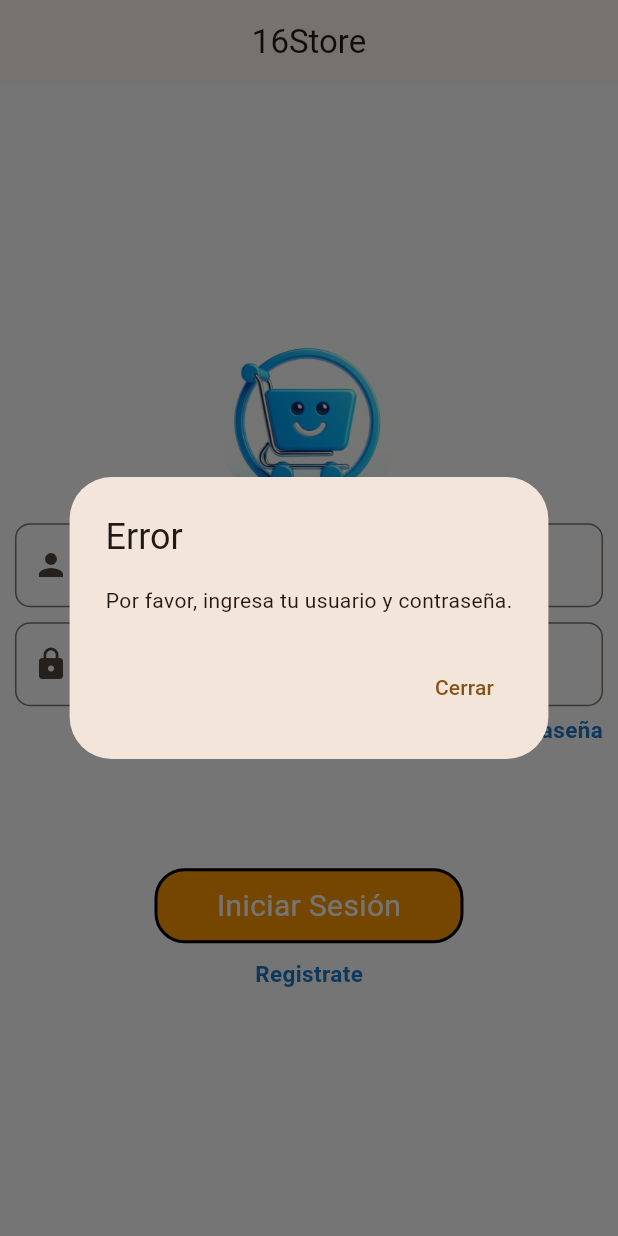
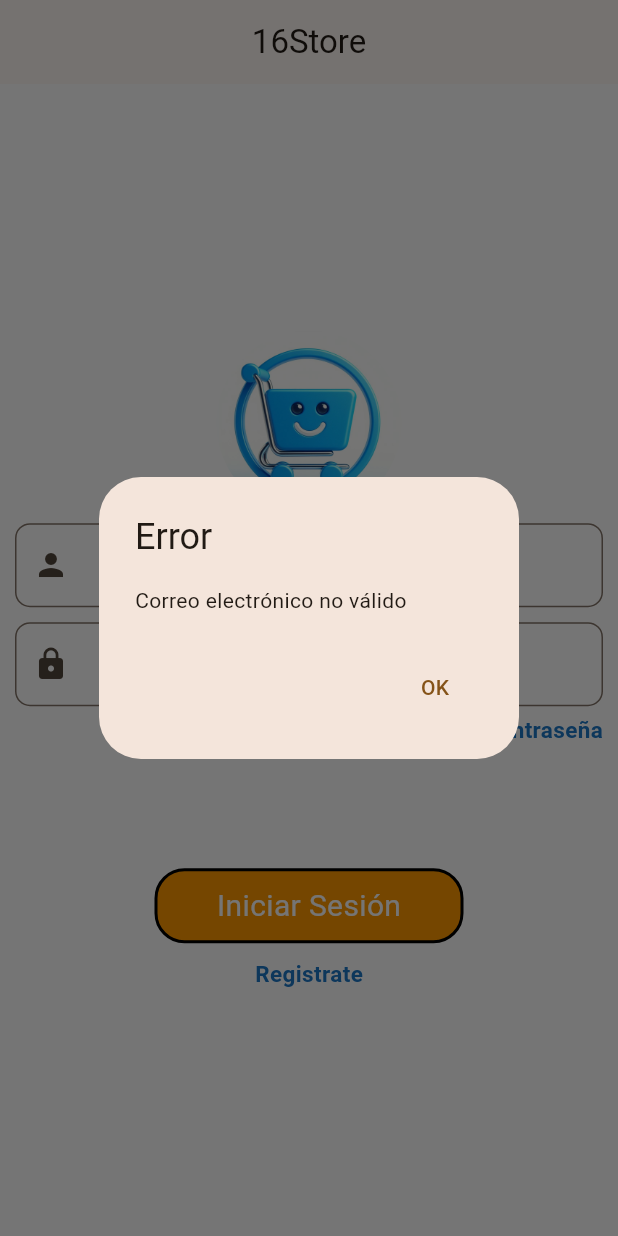
Before and after one commit to alexisollwell/16store, a Flutter app: the screen it shows after launch, after a tap on "Iniciar Sesión", on a phone screen of 412 x 824 dp. Run offline on Flutter 3.47's test engine with Material 3 defaults, Android fonts, the phone set to English and light mode, and no system bars; accounts and stored records are empty.

Commit message:
Se agrego la validacion del login tanto como correo como contraseña

```diff
--- a/lib/views/login/login_design.dart
+++ b/lib/views/login/login_design.dart
@@ -2,6 +2,73 @@ import 'package:flutter/material.dart';
 import 'package:store/components/boton_chido.dart';
 import 'package:store/constants.dart';
 
+class LoginLogic {
+  final TextEditingController usernameController = TextEditingController();
+  final TextEditingController passwordController = TextEditingController();
+
+  void handleLogin(BuildContext context) {
+    final email = usernameController.text;
+    final password = passwordController.text;
+
+    if (!_isValidEmail(email)) {
+      _showErrorDialog(context, 'Correo electrónico no válido');
+      return;
+    }
+
+    if (password.isEmpty) {
+      _showErrorDialog(context, 'La contraseña no puede estar vacía');
+      return;
+    }
+
+    // Aquí iría la lógica para manejar el inicio de sesión, por ejemplo, autenticarse con un servidor.
+    _showSuccessDialog(context, 'Inicio de sesión exitoso');
+  }
+
+  bool _isValidEmail(String email) {
+    final emailRegex = RegExp(r'^[^@\s]+@[^@\s]+\.[^@\s]+$');
+    return emailRegex.hasMatch(email);
+  }
+
+  void _showErrorDialog(BuildContext context, String message) {
+    showDialog(
+      context: context,
+      builder: (context) {
+        return AlertDialog(
+          title: Text('Error'),
+          content: Text(message),
+          actions: <Widget>[
+            TextButton(
+              child: Text('OK'),
+              onPressed: () {
+                Navigator.of(context).pop();
+              },
+            ),
+          ],
+        );
+      },
+    );
+  }
+
+  void _showSuccessDialog(BuildContext context, String message) {
+    showDialog(
+      context: context,
+      builder: (context) {
+        return AlertDialog(
+          title: Text('Éxito'),
+          content: Text(message),
+          actions: <Widget>[
+            TextButton(
+              child: Text('OK'),
+              onPressed: () {
+                Navigator.of(context).pop();
+              },
+            ),
+          ],
+        );
+      },
+    );
+  }
+}
 
 class LoginTextfield extends StatelessWidget {
   final IconData icon;
@@ -38,7 +105,6 @@ class LoginTextfield extends StatelessWidget {
   }
 }
 
-
 class LoginDesign extends StatefulWidget {
   const LoginDesign({super.key});
 
@@ -47,63 +113,19 @@ class LoginDesign extends StatefulWidget {
 }
 
 class _LoginDesignState extends State<LoginDesign> {
-  final TextEditingController _usernameController = TextEditingController();
-  final TextEditingController _passwordController = TextEditingController();
+  late LoginLogic logic;
+
+  @override
+  void initState() {
+    logic = LoginLogic();
+    super.initState();
+  }
 
   @override
   void dispose() {
-    _usernameController.dispose();
-    _passwordController.dispose();
+    logic.usernameController.dispose();
+    logic.passwordController.dispose();
     super.dispose();
-  }
-
-  void _handleLogin() {
-    String username = _usernameController.text;
-    String password = _passwordController.text;
-
-    // Lógica de inicio de sesión (simulada)
-    if (username.isNotEmpty && password.isNotEmpty) {
-      // Mostrar diálogo de bienvenida
-      showDialog(
-        context: context,
-        builder: (BuildContext context) {
-          return AlertDialog(
-            title: Text('Bienvenido'),
-            content: Text('Hola, $username!'),
-            actions: <Widget>[
-              TextButton(
-                child: Text('Cerrar'),
-                onPressed: () {
-                  Navigator.of(context).pop();
-                },
-              ),
-            ],
-          );
-        },
-      );
-    } else {
-      // Mostrar diálogo de error si los campos están vacíos
-      showDialog(
-        context: context,
-        builder: (BuildContext context) {
-          return AlertDialog(
-            title: Text('Error'),
-            content: Text('Por favor, ingresa tu usuario y contraseña.'),
-            actions: <Widget>[
-              TextButton(
-                child: Text('Cerrar'),
-                onPressed: () {
-                  Navigator.of(context).pop();
-                },
-              ),
-            ],
-          );
-        },
-      );
-    }
-
-    print("Username: $username");
-    print("Password: $password");
   }
 
   @override
@@ -114,7 +136,6 @@ class _LoginDesignState extends State<LoginDesign> {
         title: const Text("16Store"),
         centerTitle: true,
       ),
-
       body: LayoutBuilder(
         builder: (_, constraints) {
           return Column(
@@ -122,7 +143,7 @@ class _LoginDesignState extends State<LoginDesign> {
               const Spacer(flex: 2),
               ClipOval(
                 child: Image.asset(
-                  'assets/logo.jpeg',
+                  'assets/images/logo.jpeg',
                   width: constraints.maxWidth * 0.3,
                   height: constraints.maxWidth * 0.3,
                   fit: BoxFit.cover,
@@ -131,12 +152,12 @@ class _LoginDesignState extends State<LoginDesign> {
               LoginTextfield(
                 icon: Icons.person,
                 width: constraints.constrainWidth(),
-                controller: _usernameController,
+                controller: logic.usernameController,
               ),
               LoginTextfield(
                 icon: Icons.lock,
                 width: constraints.constrainWidth(),
-                controller: _passwordController,
+                controller: logic.passwordController,
                 isPassword: true,
               ),
               Padding(
@@ -156,7 +177,7 @@ class _LoginDesignState extends State<LoginDesign> {
                 texto: "Iniciar Sesión",
                 color: Colors.orange,
                 ancho: constraints.constrainWidth() * 0.5,
-                alPrecionar: _handleLogin,
+                alPrecionar: () => logic.handleLogin(context),
               ),
               const SizedBox(height: 10),
               Row(
--- a/pubspec.yaml
+++ b/pubspec.yaml
@@ -61,7 +61,8 @@ flutter:
 
   # To add assets to your application, add an assets section, like this:
   assets:
-  - assets/
+  - assets/images/
+  - assets/fonts/
   #   - images/a_dot_ham.jpeg
 
   # An image asset can refer to one or more resolution-specific "variants", see
```
Also changed, not shown: lib/views/login/login_logic.dart (+51 -0 lines), assets/images/logo.jpeg (renamed from assets/logo.jpeg).
